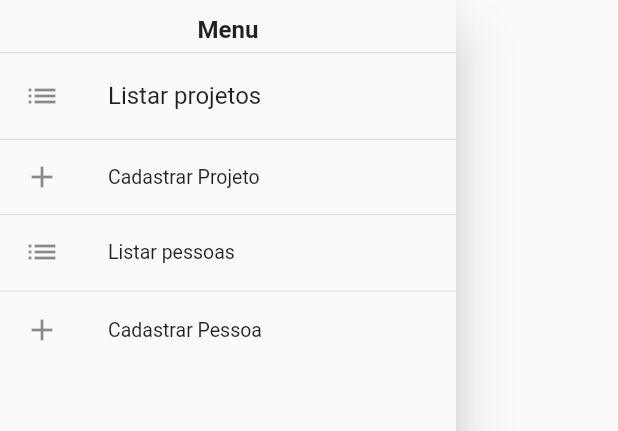
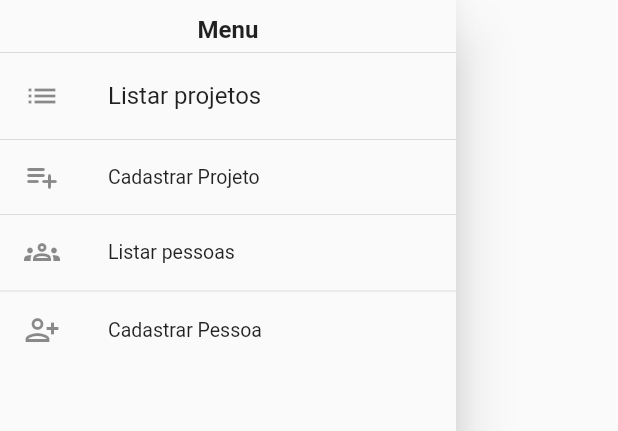
Before and after one commit to LuisHenriqueJung/versionamentodeRequisitosApp, a Flutter app: the MyDrawerMenu widget shown alone on an empty page, opened directly, on a phone screen of 412 x 824 dp. Shown: the top 431 px of the screen. Run offline on Flutter 3.47's test engine with Material 2 defaults, Android fonts, the phone set to English and light mode, and no system bars; our stand-ins replace brasil_fields, datetime_picker_formfield, email_validator, flutter_mobx, flutter_modular, fluttertoast and 4 more; missing offline and left inert: dart:ffi; accounts and stored records are empty; generated files the repository leaves out were written again.

Commit message:
Ajustes para segunda entrega

```diff
--- a/lib/Components/drawer_menu.dart
+++ b/lib/Components/drawer_menu.dart
@@ -15,7 +15,6 @@ class MyDrawerMenu extends StatelessWidget {
         child: Column(
           children: [
             Expanded(
-              child: Container(
               child: ListView(
                 children: [
                   Container(
@@ -36,7 +35,7 @@ class MyDrawerMenu extends StatelessWidget {
                     selectedColor: Colors.black,
                     leading: const Icon(Icons.list),
                     onTap: () {
-                        Modular.to.navigate('/listagem/');
+                      Modular.to.popAndPushNamed('/');
                     },
                     title: const Text('Listar projetos'),
                   ),
@@ -47,7 +46,7 @@ class MyDrawerMenu extends StatelessWidget {
                     dense: true,
                     selectedTileColor: Colors.grey.shade300,
                     selectedColor: Colors.black,
-                      leading: const Icon(Icons.add),
+                    leading: const Icon(Icons.playlist_add_rounded),
                     onTap: () {
                       Modular.to.pushNamed('/cadastro/projeto');
                     },
@@ -60,7 +59,7 @@ class MyDrawerMenu extends StatelessWidget {
                     dense: true,
                     selectedTileColor: Colors.grey.shade300,
                     selectedColor: Colors.black,
-                      leading: const Icon(Icons.list),
+                    leading: const Icon(Icons.groups_outlined),
                     onTap: () {
                       Modular.to.pushNamed('/pessoa');
                     },
@@ -73,14 +72,13 @@ class MyDrawerMenu extends StatelessWidget {
                     dense: true,
                     selectedTileColor: Colors.grey.shade300,
                     selectedColor: Colors.black,
-                      leading: const Icon(Icons.add),
+                    leading: const Icon(Icons.person_add_alt_1_outlined),
                     onTap: () {
                       Modular.to.pushNamed('/cadastro/pessoa');
                     },
                     title: const Text('Cadastrar Pessoa'),
                   ),
                 ],
-                ),
               ),
             ),
             Container(
--- a/lib/modules/cadastro/controller/cadastro_controller.dart
+++ b/lib/modules/cadastro/controller/cadastro_controller.dart
@@ -95,7 +95,7 @@ abstract class CadastroControllerBase with Store {
       try {
         await DbConection.instance.insertProjeto(projeto);
         limparCamposProjeto();
-        Modular.to.popAndPushNamed('/listagem/');
+        Modular.to.popAndPushNamed('/');
         return true;
       } catch (e) {
         return false;
@@ -142,7 +142,7 @@ abstract class CadastroControllerBase with Store {
       try {
         await DbConection.instance.insertPessoa(pessoa);
         limparCamposPessoa();
-        Modular.to.pushNamed('/pessoa');
+        Modular.to.navigate('/pessoa');
         return true;
       } catch (e) {
         return false;
@@ -182,7 +182,7 @@ abstract class CadastroControllerBase with Store {
       try {
         await DbConection.instance.insertRequisito(requisito);
 
-        Modular.to.popAndPushNamed('/listagem/requisito', arguments: idProjeto);
+        Modular.to.popAndPushNamed('/requisito', arguments: idProjeto);
         return true;
       } catch (e) {
         return false;
--- a/lib/modules/listagem/pages/listagem_pessoas_page.dart
+++ b/lib/modules/listagem/pages/listagem_pessoas_page.dart
@@ -5,6 +5,7 @@ import 'package:flutter/src/widgets/container.dart';
 import 'package:flutter/src/widgets/framework.dart';
 import 'package:flutter_mobx/flutter_mobx.dart';
 import 'package:flutter_modular/flutter_modular.dart';
+import 'package:versionamentorequisitos/Components/drawer_menu.dart';
 import 'package:versionamentorequisitos/modules/listagem/controller/listagem_controller.dart';
 
 class ListagemPessoasPage extends StatefulWidget {
@@ -34,6 +35,7 @@ class _ListagemPessoasPageState extends State<ListagemPessoasPage> {
   Widget build(BuildContext context) {
     return Observer(builder: (context) {
       return Scaffold(
+          drawer: MyDrawerMenu(),
           floatingActionButton: FloatingActionButton(
             onPressed: () => Modular.to.pushNamed('/cadastro/pessoa'),
             child: Icon(Icons.add),
```
Also changed, not shown: lib/modules/listagem/listagem_module.dart (+4 -4 lines), lib/modules/listagem/pages/listagem_projetos_page.dart (+6 -7 lines), lib/modules/listagem/pages/listagem_requsitos_page.dart (+5 -4 lines), lib/modules/cadastro/controller/cadastro_controller.g.dart, lib/modules/listagem/controller/listagem_controller.g.dart. Lines whose indentation alone changed are shown as unchanged.
